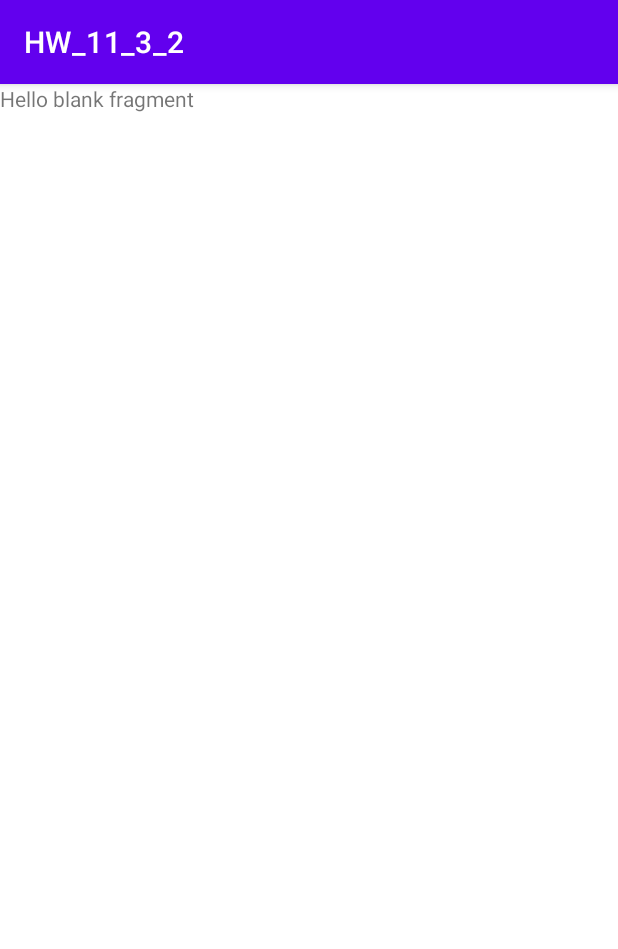
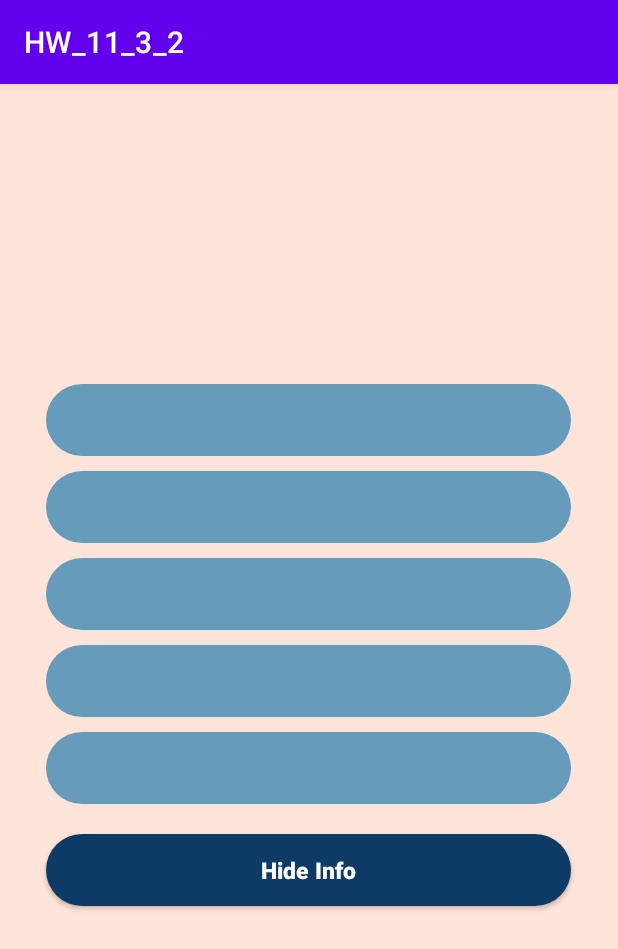
Before and after one commit to mohammadjelodar13657/Maktab87, an Android app: the fragment InfoFragment shown on its own in the app's theme, on a phone screen of 412 x 824 dp. Shown: the top 949 px of the screen. Run offline under Robolectric (Android 15) with nearby library versions, the phone set to English and light mode, and no system bars.

Commit message:
Create fragments layouts

```diff
--- a/app/src/main/res/layout/fragment_info.xml
+++ b/app/src/main/res/layout/fragment_info.xml
@@ -1,14 +1,80 @@
 <?xml version="1.0" encoding="utf-8"?>
-<FrameLayout xmlns:android="http://schemas.android.com/apk/res/android"
+<androidx.constraintlayout.widget.ConstraintLayout xmlns:android="http://schemas.android.com/apk/res/android"
+    xmlns:app="http://schemas.android.com/apk/res-auto"
     xmlns:tools="http://schemas.android.com/tools"
     android:layout_width="match_parent"
     android:layout_height="match_parent"
+    android:background="#ffe5d9"
     tools:context=".InfoFragment">
 
-    <!-- TODO: Update blank fragment layout -->
-    <TextView
-        android:layout_width="match_parent"
+    <LinearLayout
+        android:id="@+id/show"
+        android:layout_width="0dp"
         android:layout_height="match_parent"
-        android:text="@string/hello_blank_fragment" />
+        android:gravity="center"
+        android:orientation="vertical"
+        android:visibility="visible"
+        app:layout_constraintEnd_toEndOf="parent"
+        app:layout_constraintStart_toStartOf="parent"
+        app:layout_constraintTop_toTopOf="parent">
 
-</FrameLayout>
+        <androidx.appcompat.widget.AppCompatTextView
+            android:id="@+id/fullNameText"
+            android:layout_width="350dp"
+            android:layout_height="48dp"
+            android:background="@drawable/text_view"
+            android:gravity="center_vertical"
+            android:paddingStart="20dp" />
+
+        <androidx.appcompat.widget.AppCompatTextView
+            android:id="@+id/usernameText"
+            android:layout_width="350dp"
+            android:layout_height="48dp"
+            android:layout_marginTop="10dp"
+            android:background="@drawable/text_view"
+            android:gravity="center_vertical"
+            android:paddingStart="20dp" />
+
+        <androidx.appcompat.widget.AppCompatTextView
+            android:id="@+id/emailText"
+            android:layout_width="350dp"
+            android:layout_height="48dp"
+            android:layout_marginTop="10dp"
+            android:background="@drawable/text_view"
+            android:gravity="center_vertical"
+            android:paddingStart="20dp" />
+
+        <androidx.appcompat.widget.AppCompatTextView
+            android:id="@+id/passwordText"
+            android:layout_width="350dp"
+            android:layout_height="48dp"
+            android:layout_marginTop="10dp"
+            android:background="@drawable/text_view"
+            android:gravity="center_vertical"
+            android:paddingStart="20dp" />
+
+        <androidx.appcompat.widget.AppCompatTextView
+            android:id="@+id/genderText"
+            android:layout_width="350dp"
+            android:layout_height="48dp"
+            android:layout_marginTop="10dp"
+            android:background="@drawable/text_view"
+            android:gravity="center_vertical"
+            android:paddingStart="20dp" />
+
+        <androidx.appcompat.widget.AppCompatButton
+            android:id="@+id/hideInfo"
+            android:layout_width="350dp"
+            android:layout_height="48dp"
+            android:layout_marginTop="20dp"
+            android:layout_marginBottom="20dp"
+            android:background="@drawable/hide_info"
+            android:text="Hide Info"
+            android:textAllCaps="false"
+            android:textColor="@color/white"
+            android:textSize="15sp"
+            android:textStyle="bold" />
+
+    </LinearLayout>
+
+</androidx.constraintlayout.widget.ConstraintLayout>
--- a/app/src/main/res/layout/fragment_register.xml
+++ b/app/src/main/res/layout/fragment_register.xml
@@ -4,6 +4,7 @@
     xmlns:tools="http://schemas.android.com/tools"
     android:layout_width="match_parent"
     android:layout_height="match_parent"
+    android:background="#ffe5d9"
     tools:context=".MainActivity">
 
     <LinearLayout
--- a/app/src/main/res/values/colors.xml
+++ b/app/src/main/res/values/colors.xml
@@ -11,5 +11,5 @@
     <color name="pink">#ef476f</color>
     <color name="blue">#0077b6</color>
     <color name="hideInfo">#0d3b66</color>
-    <color name="textVew">#92e6a7</color>
+    <color name="textVew">#669bbc</color>
 </resources>
```
